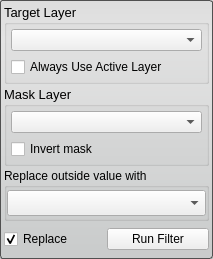
Before: the Qt Designer form Interface/ToolInterface/MaskDataFilterInterface.ui in jessdtate/Seg3D, drawn with Qt 5.
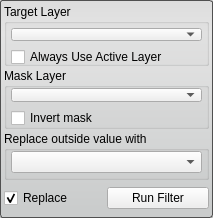
After: the same form once the commit is applied.

Diff of the .ui file:
```diff
--- a/Interface/ToolInterface/MaskDataFilterInterface.ui
+++ b/Interface/ToolInterface/MaskDataFilterInterface.ui
@@ -7,7 +7,7 @@
     <x>0</x>
     <y>0</y>
     <width>213</width>
-    <height>259</height>
+    <height>218</height>
    </rect>
   </property>
   <property name="sizePolicy">
@@ -47,11 +47,6 @@
    </property>
    <item>
     <widget class="QGroupBox" name="target_groupbox_">
-     <property name="font">
-      <font>
-       <pointsize>10</pointsize>
-      </font>
-     </property>
      <property name="title">
       <string>Target Layer</string>
      </property>
@@ -70,10 +65,28 @@
        </widget>
       </item>
       <item>
-       <widget class="QCheckBox" name="use_active_layer_">
-        <property name="text">
-         <string>Always Use Active Layer</string>
+       <widget class="QWidget" name="widget_2" native="true">
+        <property name="minimumSize">
+         <size>
+          <width>0</width>
+          <height>20</height>
+         </size>
         </property>
+        <layout class="QHBoxLayout" name="horizontalLayout_3">
+         <property name="spacing">
+          <number>0</number>
+         </property>
+         <property name="margin">
+          <number>0</number>
+         </property>
+         <item>
+          <widget class="QCheckBox" name="use_active_layer_">
+           <property name="text">
+            <string>Always Use Active Layer</string>
+           </property>
+          </widget>
+         </item>
+        </layout>
        </widget>
       </item>
      </layout>
@@ -81,16 +94,20 @@
    </item>
    <item>
     <widget class="QGroupBox" name="connected_to_mask_groupbox_">
-     <property name="font">
-      <font>
-       <pointsize>10</pointsize>
-      </font>
-     </property>
      <property name="title">
       <string>Mask Layer</string>
      </property>
      <layout class="QVBoxLayout" name="verticalLayout_5">
-      <property name="margin">
+      <property name="leftMargin">
+       <number>4</number>
+      </property>
+      <property name="topMargin">
+       <number>0</number>
+      </property>
+      <property name="rightMargin">
+       <number>4</number>
+      </property>
+      <property name="bottomMargin">
        <number>4</number>
       </property>
       <item>
@@ -104,10 +121,28 @@
        </widget>
       </item>
       <item>
-       <widget class="QCheckBox" name="invert_mask_">
-        <property name="text">
-         <string>Invert mask</string>
+       <widget class="QWidget" name="widget" native="true">
+        <property name="minimumSize">
+         <size>
+          <width>0</width>
+          <height>20</height>
+         </size>
         </property>
+        <layout class="QHBoxLayout" name="horizontalLayout_2">
+         <property name="spacing">
+          <number>0</number>
+         </property>
+         <property name="margin">
+          <number>0</number>
+         </property>
+         <item>
+          <widget class="QCheckBox" name="invert_mask_">
+           <property name="text">
+            <string>Invert mask</string>
+           </property>
+          </widget>
+         </item>
+        </layout>
        </widget>
       </item>
      </layout>
@@ -119,24 +154,20 @@
       <string>Replace outside value with</string>
      </property>
      <layout class="QVBoxLayout" name="verticalLayout_3">
-      <property name="margin">
+      <property name="leftMargin">
+       <number>4</number>
+      </property>
+      <property name="topMargin">
        <number>0</number>
       </property>
+      <property name="rightMargin">
+       <number>4</number>
+      </property>
+      <property name="bottomMargin">
+       <number>4</number>
+      </property>
       <item>
-       <widget class="QComboBox" name="replace_with_">
-        <property name="sizePolicy">
-         <sizepolicy hsizetype="Ignored" vsizetype="Fixed">
-          <horstretch>0</horstretch>
-          <verstretch>0</verstretch>
-         </sizepolicy>
-        </property>
-        <property name="minimumSize">
-         <size>
-          <width>0</width>
-          <height>26</height>
-         </size>
-        </property>
-       </widget>
+       <widget class="QComboBox" name="replace_with_"/>
       </item>
      </layout>
     </widget>
```
